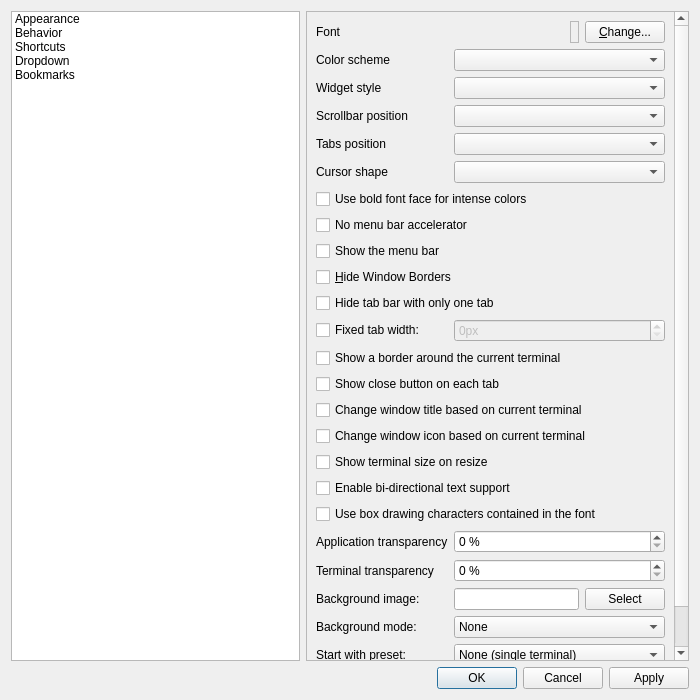
Above: src/forms/propertiesdialog.ui from lxqt/qterminal before the change. Below: the same form after it.
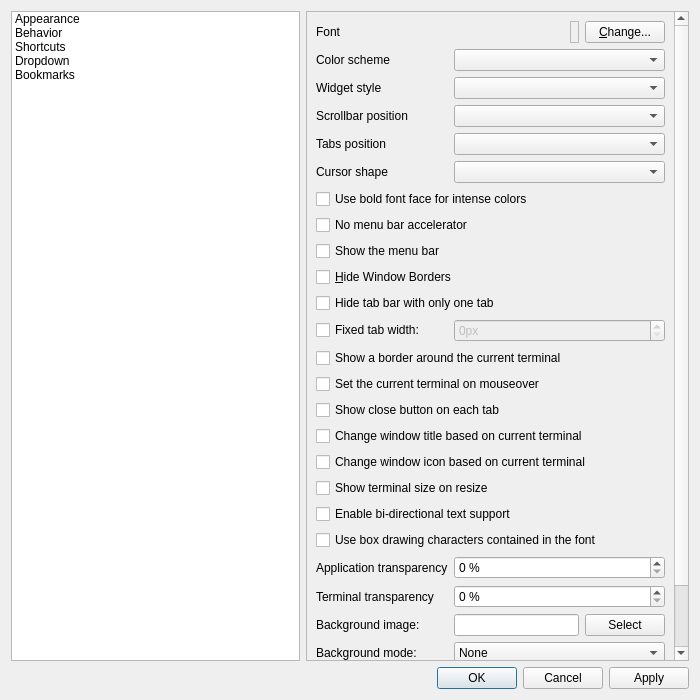
That is the form after the change. The open tabs and pages were chosen to show the change. Icons and pictures are not drawn.

Commit message:
Focus the sub-terminal on mouseover (#1189)
* Focuse the sub-terminal on mouseover

Closes https://github.com/lxqt/qterminal/issues/1188

* Better text for the GUI

The previous text might be misinterpreted.

The edit to the form file:
```diff
--- a/src/forms/propertiesdialog.ui
+++ b/src/forms/propertiesdialog.ui
@@ -69,7 +69,7 @@
       <enum>QFrame::StyledPanel</enum>
      </property>
      <property name="currentIndex">
-      <number>1</number>
+      <number>0</number>
      </property>
      <widget class="QWidget" name="appearancePage">
       <layout class="QVBoxLayout" name="verticalLayout_4">
@@ -301,6 +301,13 @@
             </widget>
            </item>
            <item row="14" column="0" colspan="2">
+            <widget class="QCheckBox" name="focusOnMoueOverCheckBox">
+             <property name="text">
+              <string>Set the current terminal on mouseover</string>
+             </property>
+            </widget>
+           </item>
+           <item row="15" column="0" colspan="2">
             <widget class="QCheckBox" name="closeTabButtonCheckBox">
              <property name="text">
               <string>Show close button on each tab</string>
@@ -310,35 +317,35 @@
              </property>
             </widget>
            </item>
-           <item row="15" column="0" colspan="2">
+           <item row="16" column="0" colspan="2">
             <widget class="QCheckBox" name="changeWindowTitleCheckBox">
              <property name="text">
               <string>Change window title based on current terminal</string>
              </property>
             </widget>
            </item>
-           <item row="16" column="0" colspan="2">
+           <item row="17" column="0" colspan="2">
             <widget class="QCheckBox" name="changeWindowIconCheckBox">
              <property name="text">
               <string>Change window icon based on current terminal</string>
              </property>
             </widget>
            </item>
-           <item row="17" column="0" colspan="2">
+           <item row="18" column="0" colspan="2">
             <widget class="QCheckBox" name="showTerminalSizeHintCheckBox">
              <property name="text">
               <string>Show terminal size on resize</string>
              </property>
             </widget>
            </item>
-           <item row="18" column="0" colspan="2">
+           <item row="19" column="0" colspan="2">
             <widget class="QCheckBox" name="enabledBidiSupportCheckBox">
              <property name="text">
               <string>Enable bi-directional text support</string>
              </property>
             </widget>
            </item>
-           <item row="19" column="0" colspan="2">
+           <item row="20" column="0" colspan="2">
             <widget class="QCheckBox" name="useFontBoxDrawingCharsCheckBox">
              <property name="toolTip">
               <string>Specify whether box drawing characters should be drawn by QTerminal internally or left to underlying font rendering libraries.</string>
@@ -348,7 +355,7 @@
              </property>
             </widget>
            </item>
-           <item row="20" column="0">
+           <item row="21" column="0">
             <widget class="QLabel" name="label_4">
              <property name="text">
               <string>Application transparency</string>
@@ -358,7 +365,7 @@
              </property>
             </widget>
            </item>
-           <item row="20" column="1">
+           <item row="21" column="1">
             <widget class="QSpinBox" name="appTransparencyBox">
              <property name="suffix">
               <string> %</string>
@@ -374,7 +381,7 @@
              </property>
             </widget>
            </item>
-           <item row="21" column="0">
+           <item row="22" column="0">
             <widget class="QLabel" name="label">
              <property name="text">
               <string>Terminal transparency</string>
@@ -384,7 +391,7 @@
              </property>
             </widget>
            </item>
-           <item row="21" column="1">
+           <item row="22" column="1">
             <widget class="QSpinBox" name="termTransparencyBox">
              <property name="suffix">
               <string> %</string>
@@ -400,14 +407,14 @@
              </property>
             </widget>
            </item>
-           <item row="22" column="0">
+           <item row="23" column="0">
             <widget class="QLabel" name="label_13">
              <property name="text">
               <string>Background image:</string>
              </property>
             </widget>
            </item>
-           <item row="22" column="1">
+           <item row="23" column="1">
             <layout class="QHBoxLayout" name="horizontalLayout_3">
              <item>
               <widget class="QLineEdit" name="backgroundImageLineEdit"/>
@@ -421,14 +428,14 @@
              </item>
             </layout>
            </item>
-           <item row="23" column="0">
+           <item row="24" column="0">
             <widget class="QLabel" name="label_16">
              <property name="text">
               <string>Background mode:</string>
              </property>
             </widget>
            </item>
-           <item row="23" column="1">
+           <item row="24" column="1">
             <widget class="QComboBox" name="backgroundModecomboBox">
              <item>
               <property name="text">
@@ -457,7 +464,7 @@
              </item>
             </widget>
            </item>
-           <item row="24" column="0">
+           <item row="25" column="0">
             <widget class="QLabel" name="label_9">
              <property name="text">
               <string>Start with preset:</string>
@@ -467,7 +474,7 @@
              </property>
             </widget>
            </item>
-           <item row="24" column="1">
+           <item row="25" column="1">
             <widget class="QComboBox" name="terminalPresetComboBox">
              <item>
               <property name="text">
@@ -491,7 +498,7 @@
              </item>
             </widget>
            </item>
-           <item row="25" column="0">
+           <item row="26" column="0">
             <widget class="QLabel" name="label_15">
              <property name="text">
               <string>Terminal margin</string>
@@ -501,14 +508,14 @@
              </property>
             </widget>
            </item>
-           <item row="25" column="1">
+           <item row="26" column="1">
             <widget class="QSpinBox" name="terminalMarginSpinBox">
              <property name="suffix">
               <string>px</string>
              </property>
             </widget>
            </item>
-           <item row="26" column="0" colspan="2">
+           <item row="27" column="0" colspan="2">
             <spacer name="verticalSpacer_3">
              <property name="orientation">
               <enum>Qt::Vertical</enum>
```
The commit also changes 4 other files.
